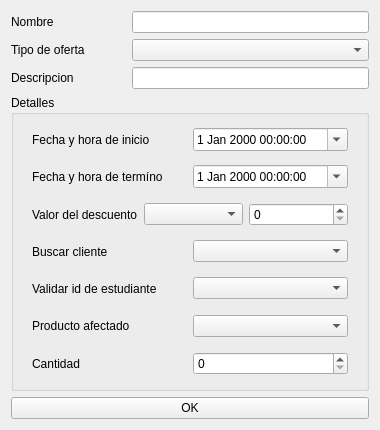
First picture: the form in ui/modify_discount.ui, repository Matiti061/TecnoPC, before the edit.
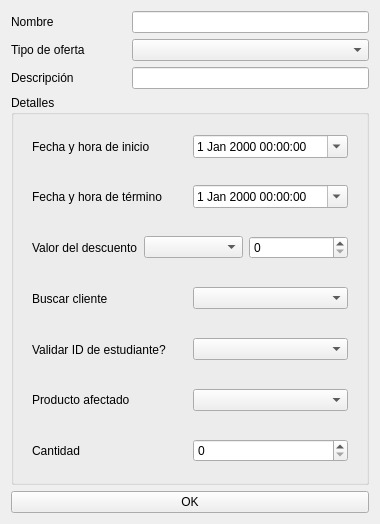
Second picture: the form after the edit.

What changed in the file:
```diff
--- a/ui/modify_discount.ui
+++ b/ui/modify_discount.ui
@@ -7,7 +7,7 @@
     <x>0</x>
     <y>0</y>
     <width>380</width>
-    <height>430</height>
+    <height>524</height>
    </rect>
   </property>
   <property name="windowTitle">
@@ -17,7 +17,7 @@
    <item row="2" column="0">
     <widget class="QLabel" name="label_3">
      <property name="text">
-      <string>Descripcion</string>
+      <string>Descripción</string>
      </property>
     </widget>
    </item>
@@ -77,7 +77,7 @@
          <item>
           <widget class="QLabel" name="label_9">
            <property name="text">
-            <string>Validar id de estudiante</string>
+            <string>Validar ID de estudiante?</string>
            </property>
           </widget>
          </item>
@@ -184,7 +184,7 @@
          <item>
           <widget class="QLabel" name="label_6">
            <property name="text">
-            <string>Fecha y hora de termíno</string>
+            <string>Fecha y hora de término</string>
            </property>
           </widget>
          </item>
```
